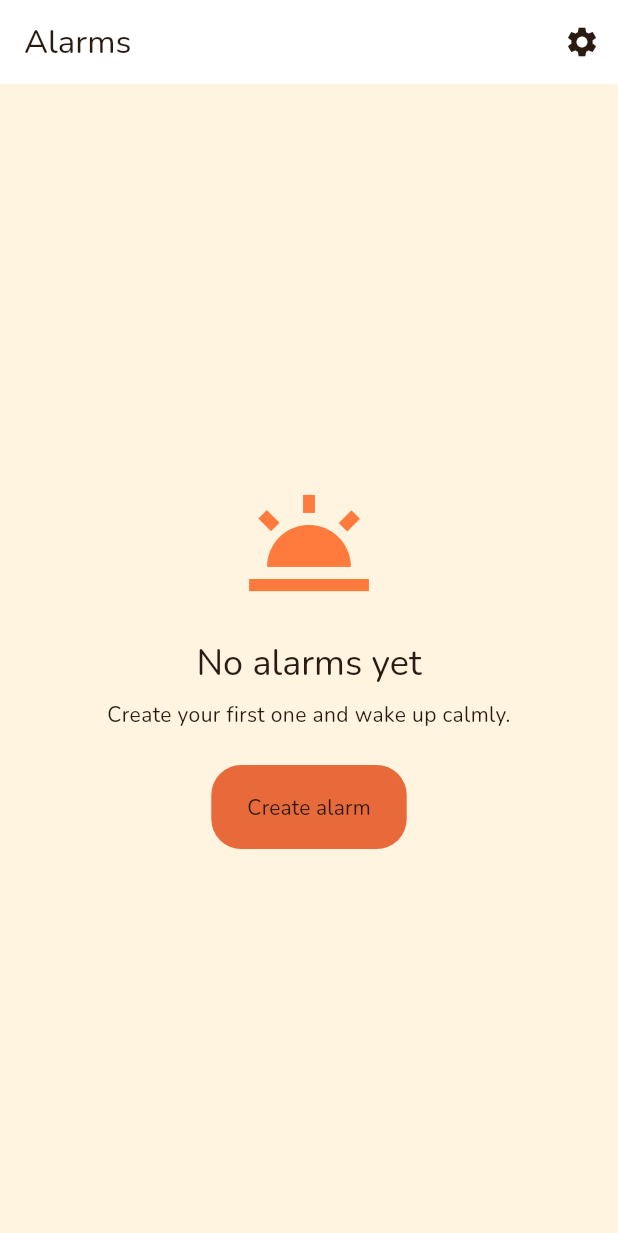
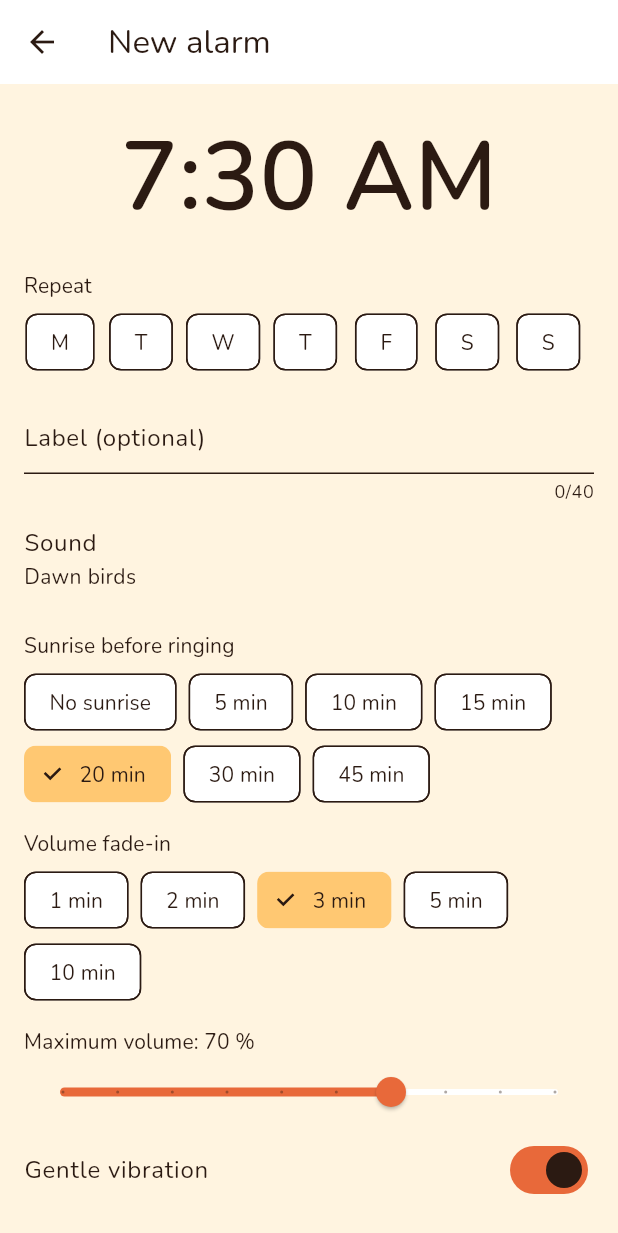
Before and after one commit to migdlp/gentle-alarm, a Flutter app: the screen it shows after launch, after a tap on "Create alarm", on a phone screen of 412 x 824 dp. Shown: the top 1233 px of the screen. Run offline on Flutter 3.47's test engine with Material 3 defaults, Android fonts, the phone set to English and light mode, and no system bars; our stand-ins replace flutter_riverpod, shared_preferences.

Commit message:
E03-T03: Editor de alarma (crear y editar)
Co-Authored-By: Claude Sonnet 5.5 <noreply@anthropic.com>
Claude-Session: https://claude.ai/code/session_01M3nCER8c7zyEwJMPCdZWBz

```diff
--- a/lib/l10n/gen/app_localizations.dart
+++ b/lib/l10n/gen/app_localizations.dart
@@ -373,6 +373,72 @@ abstract class AppLocalizations {
   /// In es, this message translates to:
   /// **'Quitar'**
   String get cityRemove;
+
+  /// No description provided for @newAlarm.
+  ///
+  /// In es, this message translates to:
+  /// **'Nueva alarma'**
+  String get newAlarm;
+
+  /// No description provided for @editAlarm.
+  ///
+  /// In es, this message translates to:
+  /// **'Editar alarma'**
+  String get editAlarm;
+
+  /// No description provided for @save.
+  ///
+  /// In es, this message translates to:
+  /// **'Guardar'**
+  String get save;
+
+  /// No description provided for @labelHint.
+  ///
+  /// In es, this message translates to:
+  /// **'Etiqueta (opcional)'**
+  String get labelHint;
+
+  /// No description provided for @repeat.
+  ///
+  /// In es, this message translates to:
+  /// **'Repetir'**
+  String get repeat;
+
+  /// No description provided for @willRingIn.
+  ///
+  /// In es, this message translates to:
+  /// **'Sonará {inDuration}'**
+  String willRingIn(String inDuration);
+
+  /// No description provided for @errorScheduleFailed.
+  ///
+  /// In es, this message translates to:
+  /// **'No hemos podido programar la alarma. Revisa el permiso de alarmas exactas.'**
+  String get errorScheduleFailed;
+
+  /// No description provided for @errorGeneric.
+  ///
+  /// In es, this message translates to:
+  /// **'Algo ha fallado. Inténtalo de nuevo.'**
+  String get errorGeneric;
+
+  /// No description provided for @discardTitle.
+  ///
+  /// In es, this message translates to:
+  /// **'¿Descartar los cambios?'**
+  String get discardTitle;
+
+  /// No description provided for @discard.
+  ///
+  /// In es, this message translates to:
+  /// **'Descartar'**
+  String get discard;
+
+  /// No description provided for @keepEditing.
+  ///
+  /// In es, this message translates to:
+  /// **'Seguir editando'**
+  String get keepEditing;
 }
 
 class _AppLocalizationsDelegate
--- a/lib/src/features/alarms/state/alarms_providers.dart
+++ b/lib/src/features/alarms/state/alarms_providers.dart
@@ -28,7 +28,11 @@ class AlarmsNotifier extends AsyncNotifier<List<Alarm>> {
   Future<void> toggle(String id, bool enabled) async =>
       _replace(await _repo.setEnabled(id, enabled));
 
-  Future<void> save(Alarm alarm) async => _replace(await _repo.save(alarm));
+  Future<Alarm> save(Alarm alarm) async {
+    final saved = await _repo.save(alarm);
+    _replace(saved);
+    return saved;
+  }
 
   Future<void> skipNext(String id, bool skip) async =>
       _replace(await _repo.setSkipNext(id, skip));
--- /dev/null
+++ b/lib/src/features/alarms/ui/alarm_editor_screen.dart
@@ -0,0 +1,212 @@
+import 'package:flutter/material.dart';
+import 'package:flutter_riverpod/flutter_riverpod.dart';
+import 'package:gentle_alarm/l10n/gen/app_localizations.dart';
+import 'package:gentle_alarm/src/core/time/format.dart';
+import 'package:gentle_alarm/src/features/alarms/data/alarm_repository.dart';
+import 'package:gentle_alarm/src/features/alarms/domain/alarm.dart';
+import 'package:gentle_alarm/src/features/alarms/state/alarms_providers.dart';
+import 'package:gentle_alarm/src/features/alarms/ui/widgets/alarm_options.dart';
+import 'package:gentle_alarm/src/features/settings/state/settings_providers.dart';
+import 'package:gentle_alarm/src/features/sounds/domain/sound_catalog.dart';
+import 'package:intl/intl.dart';
+
+class AlarmEditorScreen extends ConsumerStatefulWidget {
+  const AlarmEditorScreen({super.key, this.initial});
+
+  final Alarm? initial;
+
+  @override
+  ConsumerState<AlarmEditorScreen> createState() => _AlarmEditorScreenState();
+}
+
+class _AlarmEditorScreenState extends ConsumerState<AlarmEditorScreen> {
+  late Alarm _initial;
+  late Alarm _alarm;
+  late final TextEditingController _label;
+  bool _saving = false;
+
+  @override
+  void initState() {
+    super.initState();
+    _initial =
+        widget.initial ??
+        Alarm.create(
+          hour: 7,
+          minute: 30,
+          defaults: ref.read(alarmDefaultsProvider),
+        );
+    _alarm = _initial;
+    _label = TextEditingController(text: _alarm.label);
+  }
+
+  @override
+  void dispose() {
+    _label.dispose();
+    super.dispose();
+  }
+
+  bool get _dirty => _alarm != _initial;
+
+  void _update(Alarm a) => setState(() => _alarm = a);
+
+  Future<void> _pickTime() async {
+    final t = await showTimePicker(
+      context: context,
+      initialTime: TimeOfDay(hour: _alarm.hour, minute: _alarm.minute),
+    );
+    if (t != null) _update(_alarm.copyWith(hour: t.hour, minute: t.minute));
+  }
+
+  void _toggleDay(int day) {
+    final days = {..._alarm.weekdays};
+    if (!days.add(day)) days.remove(day);
+    _update(_alarm.copyWith(weekdays: days.toList()..sort()));
+  }
+
+  Future<void> _save() async {
+    if (_saving) return;
+    final l10n = AppLocalizations.of(context)!;
+    final messenger = ScaffoldMessenger.of(context);
+    final navigator = Navigator.of(context);
+    setState(() => _saving = true);
+    try {
+      final saved = await ref
+          .read(alarmsProvider.notifier)
+          .save(_alarm.copyWith(label: _label.text.trim()));
+      final next = saved.nextRingAt;
+      final now = ref.read(clockProvider)();
+      navigator.pop();
+      if (next != null) {
+        messenger.showSnackBar(
+          SnackBar(
+            content: Text(
+              l10n.willRingIn(formatInDuration(l10n, next.difference(now))),
+            ),
+          ),
+        );
+      }
+    } on AlarmException catch (e) {
+      if (!mounted) return;
+      messenger.showSnackBar(
+        SnackBar(
+          content: Text(
+            e.code == 'SCHEDULE_FAILED'
+                ? l10n.errorScheduleFailed
+                : l10n.errorGeneric,
+          ),
+        ),
+      );
+      setState(() => _saving = false);
+    }
+  }
+
+  Future<void> _confirmDiscard() async {
+    final l10n = AppLocalizations.of(context)!;
+    final discard = await showDialog<bool>(
+      context: context,
+      builder: (c) => AlertDialog(
+        title: Text(l10n.discardTitle),
+        actions: [
+          TextButton(
+            onPressed: () => Navigator.pop(c, false),
+            child: Text(l10n.keepEditing),
+          ),
+          TextButton(
+            onPressed: () => Navigator.pop(c, true),
+            child: Text(l10n.discard),
+          ),
+        ],
+      ),
+    );
+    if (discard == true && mounted) Navigator.of(context).pop();
+  }
+
+  @override
+  Widget build(BuildContext context) {
+    final l10n = AppLocalizations.of(context)!;
+    final locale = Localizations.localeOf(context).toString();
+    final narrow = DateFormat.EEEEE(locale);
+    return PopScope(
+      canPop: !_dirty,
+      onPopInvokedWithResult: (didPop, _) {
+        if (!didPop) _confirmDiscard();
+      },
+      child: Scaffold(
+        appBar: AppBar(
+          title: Text(widget.initial == null ? l10n.newAlarm : l10n.editAlarm),
+        ),
+        body: ListView(
+          padding: const EdgeInsets.all(16),
+          children: [
+            InkWell(
+              onTap: _pickTime,
+              child: Center(
+                child: Text(
+                  formatTime(context, _alarm.hour, _alarm.minute),
+                  style: const TextStyle(
+                    fontSize: 64,
+                    fontWeight: FontWeight.w600,
+                  ),
+                ),
+              ),
+            ),
+            const SizedBox(height: 16),
+            Text(l10n.repeat, style: Theme.of(context).textTheme.titleSmall),
+            const SizedBox(height: 4),
+            Wrap(
+              spacing: 6,
+              children: [
+                for (var d = 1; d <= 7; d++)
+                  FilterChip(
+                    key: ValueKey('day$d'),
+                    label: Text(narrow.format(DateTime(2024, 1, d))),
+                    selected: _alarm.weekdays.contains(d),
+                    onSelected: (_) => _toggleDay(d),
+                  ),
+              ],
+            ),
+            const SizedBox(height: 16),
+            TextField(
+              controller: _label,
+              maxLength: 40,
+              decoration: InputDecoration(hintText: l10n.labelHint),
+              onChanged: (v) => _update(_alarm.copyWith(label: v)),
+            ),
+            ListTile(
+              contentPadding: EdgeInsets.zero,
+              title: Text(l10n.sound),
+              subtitle: Text(
+                SoundCatalog.label(
+                  l10n,
+                  _alarm.soundId,
+                  _alarm.customSoundName,
+                ),
+              ),
+            ),
+            SunriseSelector(
+              value: _alarm.sunriseMinutes,
+              onChanged: (v) => _update(_alarm.copyWith(sunriseMinutes: v)),
+            ),
+            RampSelector(
+              value: _alarm.rampMinutes,
+              onChanged: (v) => _update(_alarm.copyWith(rampMinutes: v)),
+            ),
+            VolumeSlider(
+              value: _alarm.maxVolumePercent,
+              onChanged: (v) => _update(_alarm.copyWith(maxVolumePercent: v)),
+            ),
+            VibrationSwitch(
+              value: _alarm.vibrate,
+              onChanged: (v) => _update(_alarm.copyWith(vibrate: v)),
+            ),
+            const SizedBox(height: 16),
+            FilledButton(
+              onPressed: _saving ? null : _save,
+              child: Text(l10n.save),
+            ),
+          ],
+        ),
+      ),
+    );
+  }
+}
--- a/lib/src/features/alarms/ui/alarm_list_screen.dart
+++ b/lib/src/features/alarms/ui/alarm_list_screen.dart
@@ -5,6 +5,7 @@ import 'package:gentle_alarm/src/core/theme/palette.dart';
 import 'package:gentle_alarm/src/core/time/format.dart';
 import 'package:gentle_alarm/src/features/alarms/domain/alarm.dart';
 import 'package:gentle_alarm/src/features/alarms/state/alarms_providers.dart';
+import 'package:gentle_alarm/src/features/alarms/ui/alarm_editor_screen.dart';
 import 'package:gentle_alarm/src/features/alarms/ui/widgets/alarm_tile.dart';
 
 class AlarmListScreen extends ConsumerStatefulWidget {
@@ -31,7 +32,9 @@ class _AlarmListScreenState extends ConsumerState<AlarmListScreen> {
     super.dispose();
   }
 
-  void _create() {}
+  void _create() => Navigator.of(
+    context,
+  ).push(MaterialPageRoute<void>(builder: (_) => const AlarmEditorScreen()));
 
   @override
   Widget build(BuildContext context) {
@@ -136,7 +139,11 @@ class _AlarmList extends ConsumerWidget {
             key: ValueKey(a.id),
             alarm: a,
             onToggle: (v) => ref.read(alarmsProvider.notifier).toggle(a.id, v),
-            onTap: () {},
+            onTap: () => Navigator.of(context).push(
+              MaterialPageRoute<void>(
+                builder: (_) => AlarmEditorScreen(initial: a),
+              ),
+            ),
           ),
       ],
     );
```
Also changed, not shown: lib/l10n/app_en.arb (+19 -1 lines), lib/l10n/app_es.arb (+19 -1 lines), lib/l10n/gen/app_localizations_en.dart (+36 -0 lines), lib/l10n/gen/app_localizations_es.dart (+36 -0 lines), 2 other files.
